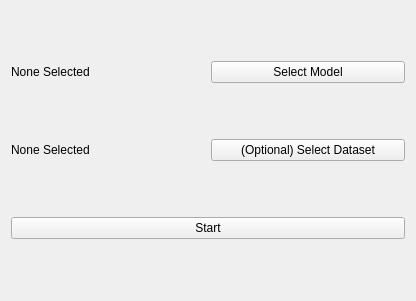
Before: the Qt Designer form GUI/UI/create_train_menu.ui in cAmm17/animal-classifier, drawn with Qt 5.
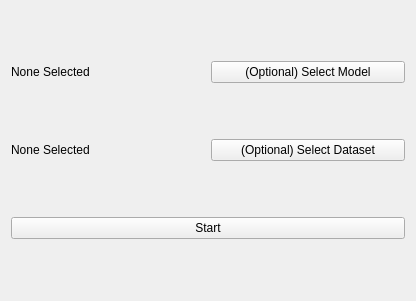
After: the same form once the commit is applied.

Commit message: Added initial UI and model utility functions

What changed in the file:
```diff
--- a/GUI/UI/create_train_menu.ui
+++ b/GUI/UI/create_train_menu.ui
@@ -19,7 +19,7 @@
      <item>
       <layout class="QVBoxLayout" name="verticalLayout">
        <item>
-        <layout class="QHBoxLayout" name="horizontalLayout_5">
+        <layout class="QHBoxLayout" name="horizontalLayout_5" stretch="1,1">
          <item>
           <widget class="QLabel" name="label_2">
            <property name="text">
@@ -30,7 +30,7 @@
          <item>
           <widget class="QPushButton" name="pushButton_3">
            <property name="text">
-            <string>Select Model</string>
+            <string>(Optional) Select Model</string>
            </property>
           </widget>
          </item>
```
Left out of the diff: 13 changed lines with no effect on the pictures. The commit also changes 13 other files.
